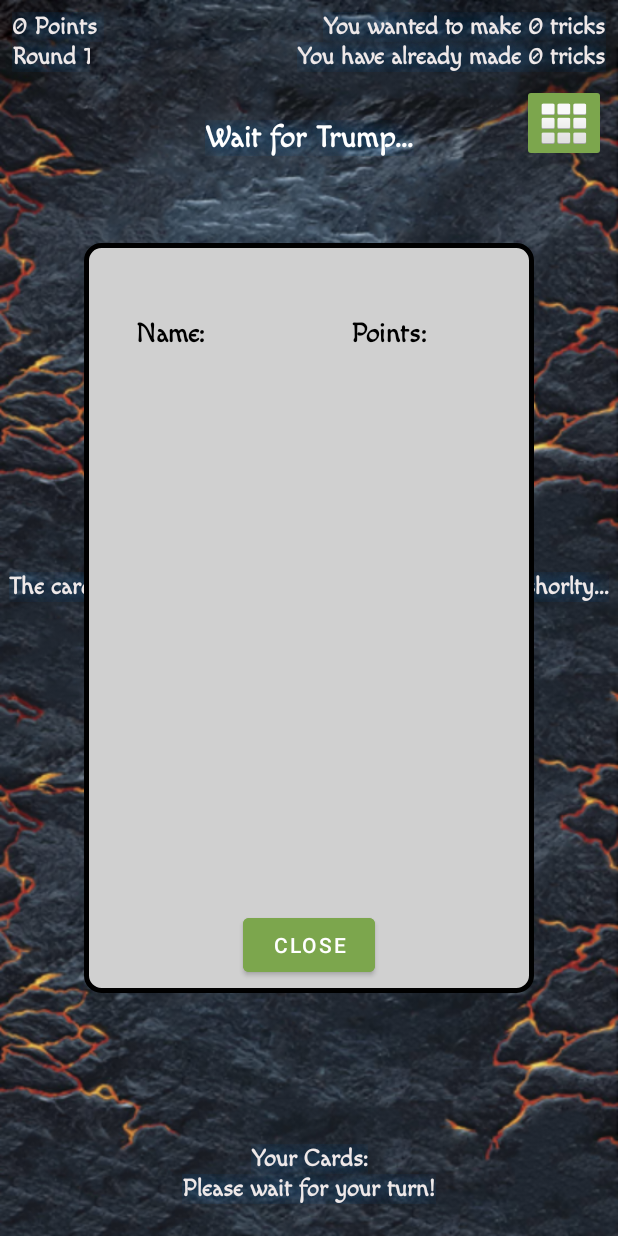
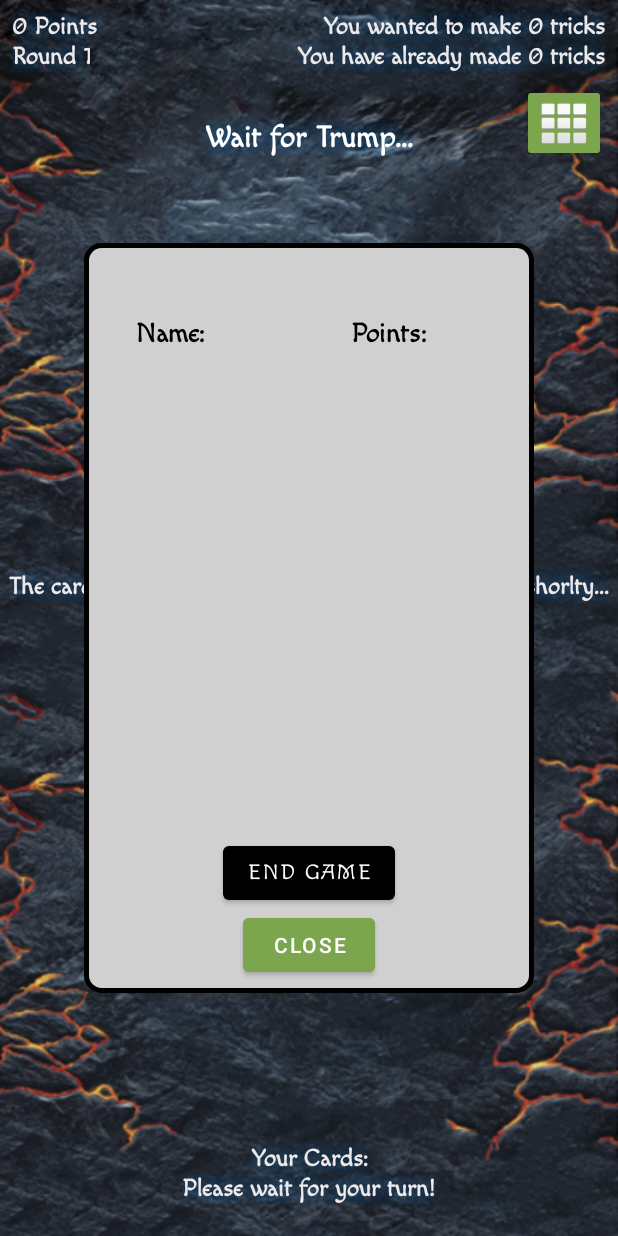
Before and after one commit to NewOrganizationTest123/test, an Android app: the GamePlayActivity screen opened directly, with no data from a screen before it, after a tap on an icon or button, on a phone screen of 412 x 824 dp. Run offline under Robolectric (Android 15) with nearby library versions, the phone set to English and light mode, and no system bars; libraries missing offline, so code that uses them is left out: io.grpc, io.grpc.stub; 1 statement that could not run was skipped.

Commit message:
implemented end game button

```diff
--- a/app/src/main/res/layout/activity_game_play.xml
+++ b/app/src/main/res/layout/activity_game_play.xml
@@ -28,12 +28,10 @@
         android:fontFamily="@font/macondo"
         android:text="End Game"
         android:visibility="gone"
-        app:layout_constraintBottom_toBottomOf="parent"
+        app:layout_constraintBottom_toTopOf="@+id/closeScoreboardButton"
         app:layout_constraintEnd_toEndOf="parent"
-        app:layout_constraintHorizontal_bias="0.498"
         app:layout_constraintStart_toStartOf="parent"
-        app:layout_constraintTop_toTopOf="parent"
-        app:layout_constraintVertical_bias="0.862" />
+        />
 
     <FrameLayout
         android:id="@+id/framescoreboard"
--- a/server/src/main/java/com/github/wizard/Server.java
+++ b/server/src/main/java/com/github/wizard/Server.java
@@ -310,6 +310,11 @@ public class Server implements Callable<Integer> {
                                 }
                             }
                         }
+                        case "-2" -> {
+                            newGame.endGame();
+                            Logger.debug("Game ended on request by player " + player.getName());
+                            break;
+                        }
                         default -> throw new IllegalArgumentException(
                                 "This game Action is not yet implemented");
                     }
```
Also changed, not shown: app/src/main/java/com/github/wizard/GamePlayActivity.java (+15 -7 lines).
